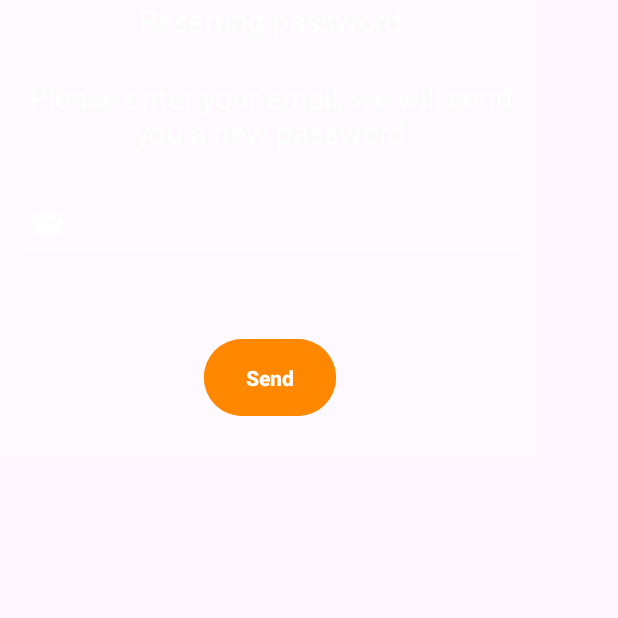
After one commit to vladislav-8/MyHabitReminder, an Android app: the ResetPasswordFragment screen opened through its navigation route, on a phone screen of 412 x 824 dp, the top half of it. The commit adds this screen. Run offline under Robolectric (Android 15) with nearby library versions, the phone set to English and light mode, and no system bars; our stand-ins replace navigation-ui; 3 statements that could not run were skipped.

Commit message:
add forgot password fragment

```diff
--- a/app/src/main/java/com/practicum/myhabitreminder/presentation/fragments/LoginFragment.kt
+++ b/app/src/main/java/com/practicum/myhabitreminder/presentation/fragments/LoginFragment.kt
@@ -35,6 +35,9 @@ class LoginFragment : Fragment() {
         binding.createAccountTv.setOnClickListener {
             findNavController().navigate(R.id.action_loginFragment_to_newAccountFragment)
         }
+        binding.forgotpass.setOnClickListener {
+            ResetPasswordFragment().show(childFragmentManager, TAG_RESETPASS)
+        }
     }
 
     override fun onDestroyView() {
@@ -42,4 +45,8 @@ class LoginFragment : Fragment() {
         _binding = null
     }
 
+    companion object{
+        const val TAG_RESETPASS ="ResetpassDialog"
+    }
+
 }
--- a/app/src/main/java/com/practicum/myhabitreminder/presentation/fragments/NewAccountFragment.kt
+++ b/app/src/main/java/com/practicum/myhabitreminder/presentation/fragments/NewAccountFragment.kt
@@ -5,6 +5,7 @@ import androidx.fragment.app.Fragment
 import android.view.LayoutInflater
 import android.view.View
 import android.view.ViewGroup
+import androidx.navigation.fragment.findNavController
 import com.practicum.myhabitreminder.R
 import com.practicum.myhabitreminder.databinding.FragmentAppBinding
 import com.practicum.myhabitreminder.databinding.FragmentNewAccountBinding
@@ -23,9 +24,16 @@ class NewAccountFragment : Fragment() {
         return binding.root
     }
 
+    override fun onViewCreated(view: View, savedInstanceState: Bundle?) {
+        super.onViewCreated(view, savedInstanceState)
+
+        binding.toolbar.setOnClickListener {
+            findNavController().popBackStack()
+        }
+    }
+
     override fun onDestroyView() {
         super.onDestroyView()
         _binding = null
     }
-
 }
--- /dev/null
+++ b/app/src/main/java/com/practicum/myhabitreminder/presentation/fragments/ResetPasswordFragment.kt
@@ -0,0 +1,48 @@
+package com.practicum.myhabitreminder.presentation.fragments
+
+import android.graphics.Color
+import android.graphics.drawable.ColorDrawable
+import android.os.Bundle
+import android.view.Gravity
+import androidx.fragment.app.Fragment
+import android.view.LayoutInflater
+import android.view.View
+import android.view.ViewGroup
+import android.view.Window
+import androidx.fragment.app.DialogFragment
+import com.practicum.myhabitreminder.R
+import com.practicum.myhabitreminder.databinding.FragmentNewAccountBinding
+import com.practicum.myhabitreminder.databinding.FragmentResetPasswordBinding
+
+class ResetPasswordFragment : DialogFragment() {
+
+    private var _binding: FragmentResetPasswordBinding? = null
+    private val binding get() = _binding!!
+
+    override fun onCreateView(
+        inflater: LayoutInflater, container: ViewGroup?,
+        savedInstanceState: Bundle?
+    ): View {
+        // Inflate the layout for this fragment
+        _binding = FragmentResetPasswordBinding.inflate(inflater, container, false)
+        dialog?.window?.let{
+            it.setBackgroundDrawable(ColorDrawable(Color.TRANSPARENT))
+            it.requestFeature(Window.FEATURE_NO_TITLE)
+        }
+        return binding.root
+    }
+
+    override fun onDestroyView() {
+        super.onDestroyView()
+        _binding = null
+    }
+
+    override fun onResume() {
+        super.onResume()
+
+        val window = requireDialog().window
+        window!!.setLayout(ViewGroup.LayoutParams.WRAP_CONTENT, ViewGroup.LayoutParams.WRAP_CONTENT)
+        window.setGravity(Gravity.CENTER)
+    }
+
+}
--- a/app/src/main/res/layout/fragment_new_account.xml
+++ b/app/src/main/res/layout/fragment_new_account.xml
@@ -113,7 +113,7 @@
         app:layout_constraintTop_toBottomOf="@+id/emailEditText" />
 
     <Button
-        android:id="@+id/btn_pickDate"
+        android:id="@+id/btn_confirm"
         android:layout_width="0dp"
         android:layout_height="wrap_content"
         android:layout_marginTop="32dp"
--- /dev/null
+++ b/app/src/main/res/layout/fragment_reset_password.xml
@@ -0,0 +1,67 @@
+<?xml version="1.0" encoding="utf-8"?>
+<LinearLayout xmlns:android="http://schemas.android.com/apk/res/android"
+    xmlns:tools="http://schemas.android.com/tools"
+    android:layout_width="wrap_content"
+    android:layout_height="wrap_content"
+    android:background="@color/black"
+    android:backgroundTint="@color/grey"
+    android:maxWidth="900dp"
+    android:minWidth="360dp"
+    android:orientation="vertical"
+    tools:context=".presentation.fragments.ResetPasswordFragment">
+
+    <TextView
+        android:id="@+id/text_view_top_dialog_resetpass"
+        android:layout_width="match_parent"
+        android:layout_height="wrap_content"
+        android:layout_marginHorizontal="0dp"
+        android:layout_marginBottom="24dp"
+        android:backgroundTint="@color/white"
+        android:gravity="center"
+        android:maxLines="1"
+        android:singleLine="true"
+        android:text="@string/text_fragment_dialog_resetting_password"
+        android:textColor="@color/white"
+        android:textSize="@dimen/textSize_20" />
+
+    <TextView
+        android:id="@+id/text_view_dialog_resetpass"
+        android:layout_width="match_parent"
+        android:layout_height="wrap_content"
+        android:layout_marginHorizontal="12dp"
+        android:layout_marginBottom="24dp"
+        android:gravity="center"
+        android:maxLines="2"
+        android:text="@string/text_fragment_dialog_message"
+        android:textColor="@color/white"
+        android:textSize="@dimen/textSize_20" />
+
+    <EditText
+        android:id="@+id/edit_text_dialog_resetpass"
+        android:layout_width="match_parent"
+        android:layout_height="wrap_content"
+        android:layout_marginStart="10dp"
+        android:layout_marginEnd="10dp"
+        android:layout_marginBottom="24dp"
+        android:autofillHints="emailAddress"
+        android:backgroundTint="@color/white"
+        android:drawableStart="@drawable/ic_email"
+        android:drawablePadding="10dp"
+        android:drawableTint="@color/white"
+        android:inputType="textEmailAddress|textNoSuggestions"
+        android:labelFor="@id/edit_text_dialog_resetpass"
+        android:paddingStart="10dp"
+        android:paddingEnd="0dp"
+        android:textColor="@color/white"
+        android:textSize="@dimen/textSize_20" />
+
+    <Button
+        android:id="@+id/delete_habits_button"
+        style="@style/refresh_button"
+        android:layout_marginStart="24dp"
+        android:layout_marginTop="24dp"
+        android:layout_marginEnd="24dp"
+        android:layout_marginBottom="24dp"
+        android:text="@string/text_fragment_dialog_text_send" />
+
+</LinearLayout>
--- a/app/src/main/res/navigation/main_navigation_graph.xml
+++ b/app/src/main/res/navigation/main_navigation_graph.xml
@@ -18,6 +18,9 @@
         <action
             android:id="@+id/action_loginFragment_to_newAccountFragment"
             app:destination="@id/newAccountFragment" />
+        <action
+            android:id="@+id/action_loginFragment_to_resetPasswordFragment"
+            app:destination="@id/resetPasswordFragment" />
     </fragment>
     <fragment
         android:id="@+id/appFragment"
@@ -47,4 +50,9 @@
         android:name="com.practicum.myhabitreminder.presentation.fragments.NewAccountFragment"
         android:label="NewAccountFragment"
         tools:layout="@layout/fragment_new_account"/>
+    <fragment
+        android:id="@+id/resetPasswordFragment"
+        android:name="com.practicum.myhabitreminder.presentation.fragments.ResetPasswordFragment"
+        android:label="fragment_reset_password"
+        tools:layout="@layout/fragment_reset_password" />
 </navigation>
--- a/app/src/main/res/values/strings.xml
+++ b/app/src/main/res/values/strings.xml
@@ -33,4 +33,7 @@
     <string name="last_name">Last name</string>
     <string name="email">Email</string>
     <string name="please_tell_us_about_yourself">Please tell us about yourself</string>
+    <string name="text_fragment_dialog_resetting_password">Resetting password</string>
+    <string name="text_fragment_dialog_message">Please enter your email, we will send you a new password</string>
+    <string name="text_fragment_dialog_text_send">Send</string>
 </resources>
```
